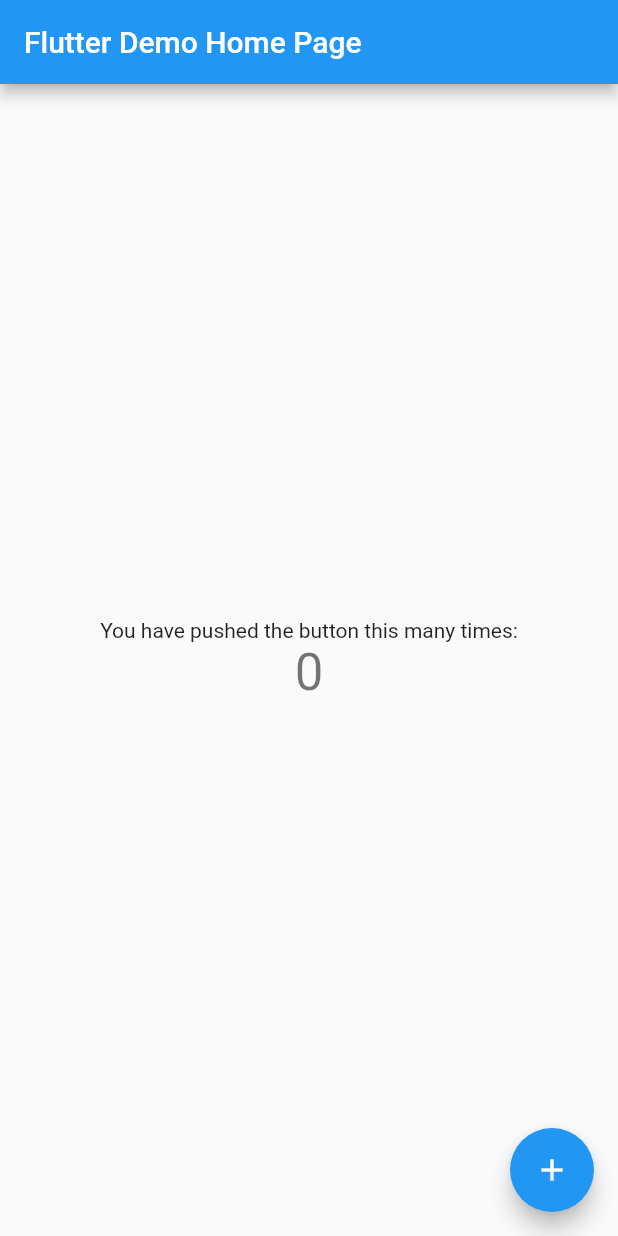
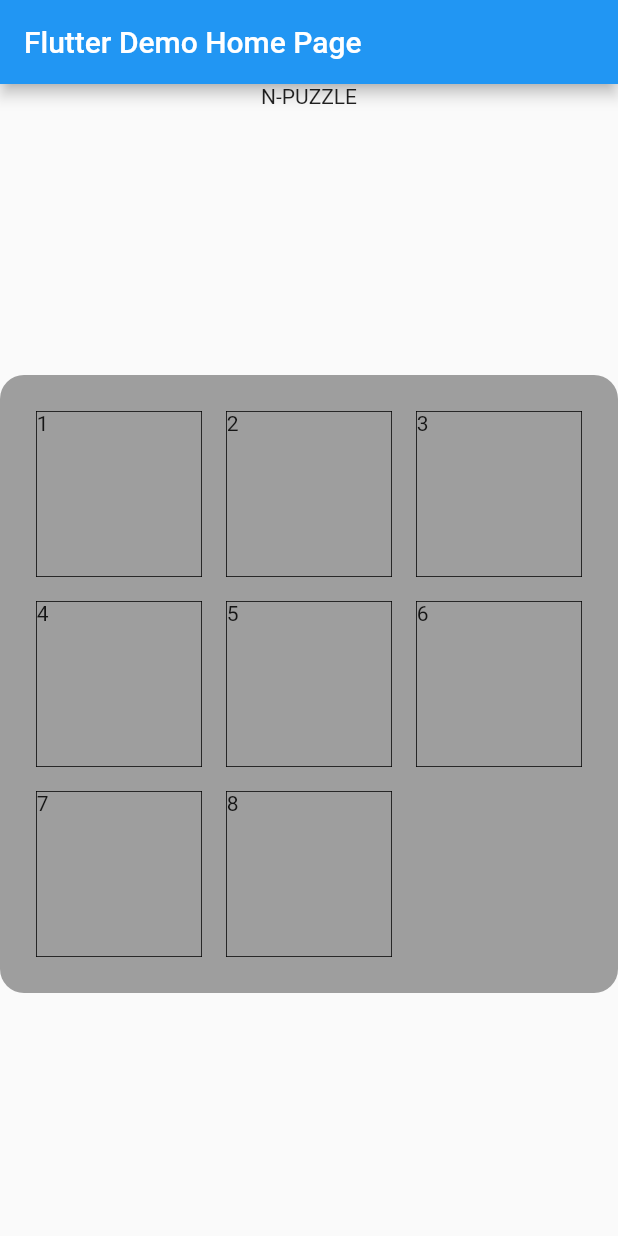
Before and after one commit to pbie42/n_puzzle, a Flutter app: the screen it shows after launch, on a phone screen of 412 x 824 dp. Run offline on Flutter 3.47's test engine with Material 2 defaults, Android fonts, the phone set to English and light mode, and no system bars.

Commit message:
[add] Build static board with positioned tiles

```diff
--- /dev/null
+++ b/lib/dataModels/TileModel.dart
@@ -0,0 +1,9 @@
+import 'dart:math';
+
+class TileModel {
+  final int number;
+  final Point<int> targetPosition;
+  final Point<int> currentPosition;
+
+  const TileModel(this.number, this.targetPosition, this.currentPosition);
+}
--- /dev/null
+++ b/lib/dataModels/boardModel.dart
@@ -0,0 +1,27 @@
+import 'dart:math';
+
+import 'package:n_puzzle/dataModels/TileModel.dart';
+
+class BoardModel {
+  int size;
+
+  List<TileModel> tiles;
+
+  Point<int> blankTile;
+
+  BoardModel(this.size, this.tiles, this.blankTile);
+
+  factory BoardModel.createWithSize(int size) =>
+      BoardModel.create(size, (index) => Point(index % size, index ~/ size));
+
+  BoardModel.create(int size, Point<int> Function(int) builder) {
+    final blankTile = builder(size * size - 1);
+    final tiles = List<TileModel>.generate(size * size - 1, (index) {
+      final point = builder(index);
+      return TileModel(index, point, point);
+    });
+    this.size = size;
+    this.tiles = tiles;
+    this.blankTile = blankTile;
+  }
+}
--- a/lib/main.dart
+++ b/lib/main.dart
@@ -1,4 +1,5 @@
 import 'package:flutter/material.dart';
+import 'package:n_puzzle/widgets/PuzzleScreen.dart';
 
 void main() {
   runApp(MyApp());
@@ -50,68 +51,15 @@ class MyHomePage extends StatefulWidget {
 }
 
 class _MyHomePageState extends State<MyHomePage> {
-  int _counter = 0;
-
-  void _incrementCounter() {
-    setState(() {
-      // This call to setState tells the Flutter framework that something has
-      // changed in this State, which causes it to rerun the build method below
-      // so that the display can reflect the updated values. If we changed
-      // _counter without calling setState(), then the build method would not be
-      // called again, and so nothing would appear to happen.
-      _counter++;
-    });
-  }
-
   @override
   Widget build(BuildContext context) {
-    // This method is rerun every time setState is called, for instance as done
-    // by the _incrementCounter method above.
-    //
-    // The Flutter framework has been optimized to make rerunning build methods
-    // fast, so that you can just rebuild anything that needs updating rather
-    // than having to individually change instances of widgets.
     return Scaffold(
       appBar: AppBar(
-        // Here we take the value from the MyHomePage object that was created by
-        // the App.build method, and use it to set our appbar title.
         title: Text(widget.title),
       ),
       body: Center(
-        // Center is a layout widget. It takes a single child and positions it
-        // in the middle of the parent.
-        child: Column(
-          // Column is also a layout widget. It takes a list of children and
-          // arranges them vertically. By default, it sizes itself to fit its
-          // children horizontally, and tries to be as tall as its parent.
-          //
-          // Invoke "debug painting" (press "p" in the console, choose the
-          // "Toggle Debug Paint" action from the Flutter Inspector in Android
-          // Studio, or the "Toggle Debug Paint" command in Visual Studio Code)
-          // to see the wireframe for each widget.
-          //
-          // Column has various properties to control how it sizes itself and
-          // how it positions its children. Here we use mainAxisAlignment to
-          // center the children vertically; the main axis here is the vertical
-          // axis because Columns are vertical (the cross axis would be
-          // horizontal).
-          mainAxisAlignment: MainAxisAlignment.center,
-          children: <Widget>[
-            Text(
-              'You have pushed the button this many times:',
-            ),
-            Text(
-              '$_counter',
-              style: Theme.of(context).textTheme.headline4,
-            ),
-          ],
-        ),
+        child: PuzzleScreen(),
       ),
-      floatingActionButton: FloatingActionButton(
-        onPressed: _incrementCounter,
-        tooltip: 'Increment',
-        child: Icon(Icons.add),
-      ), // This trailing comma makes auto-formatting nicer for build methods.
     );
   }
 }
--- /dev/null
+++ b/lib/widgets/PuzzleBoard.dart
@@ -0,0 +1,92 @@
+import 'dart:math';
+
+import 'package:flutter/material.dart';
+import 'package:n_puzzle/dataModels/TileModel.dart';
+import 'package:n_puzzle/dataModels/boardModel.dart';
+import 'package:n_puzzle/widgets/PuzzleTile.dart';
+
+class PuzzleBoard extends StatefulWidget {
+  final BoardModel board;
+
+  final double size;
+
+  PuzzleBoard({Key key, @required this.board, @required this.size})
+      : super(key: key);
+
+  @override
+  _PuzzleBoardState createState() => _PuzzleBoardState();
+}
+
+class _PuzzleBoardState extends State<PuzzleBoard> {
+  List<_Tile> tileCopies;
+
+  @override
+  void initState() {
+    super.initState();
+    _setNewPuzzleBoard(newPuzzleBoard: widget.board);
+  }
+
+  void _setNewPuzzleBoard({final BoardModel newPuzzleBoard}) {
+    if (newPuzzleBoard == null) {
+      print("Oops. We do not have a board to play with!");
+    }
+
+    if (tileCopies == null) {
+      setState(() {
+        tileCopies = newPuzzleBoard.tiles.map((tile) {
+          final x = tile.currentPosition.x / newPuzzleBoard.size;
+          final y = tile.currentPosition.y / newPuzzleBoard.size;
+          return _Tile(x, y, tile.currentPosition);
+        }).toList(growable: false);
+      });
+    }
+  }
+
+  @override
+  Widget build(BuildContext context) {
+    final puzzleBoard = widget.board;
+
+    if (puzzleBoard == null) {
+      return Text("There is no board to play with");
+    }
+
+    final tiles = puzzleBoard.tiles.map(_buildPuzzleTile).toList();
+
+    return SizedBox(
+      width: widget.size,
+      height: widget.size,
+      child: Stack(
+        children: tiles,
+      ),
+    );
+  }
+
+  Widget _buildPuzzleTile(TileModel tile) {
+    final board = widget.board;
+    final tileCopy = tileCopies[tile.number];
+
+    final tileSize = widget.size / board.size;
+    return Positioned(
+      width: tileSize,
+      height: tileSize,
+      left: tileCopy.x * widget.size,
+      top: tileCopy.y * widget.size,
+      child: PuzzleTile(
+        tile,
+      ),
+    );
+  }
+}
+
+class _Tile {
+  double x = 0;
+  double y = 0;
+
+  Point<int> currentPoint;
+
+  _Tile(
+    this.x,
+    this.y,
+    this.currentPoint,
+  );
+}
--- /dev/null
+++ b/lib/widgets/PuzzleScreen.dart
@@ -0,0 +1,47 @@
+import 'dart:math';
+
+import 'package:flutter/material.dart';
+import 'package:n_puzzle/dataModels/boardModel.dart';
+import 'package:n_puzzle/widgets/PuzzleBoard.dart';
+
+class PuzzleScreen extends StatelessWidget {
+  @override
+  Widget build(BuildContext context) {
+    final puzzleBoard = _buildBoard(context);
+
+    return Scaffold(
+      body: SafeArea(
+        child: Column(
+          mainAxisAlignment: MainAxisAlignment.center,
+          children: <Widget>[
+            Text("N-PUZZLE"),
+            SizedBox(
+              height: 16,
+            ),
+            Expanded(
+              child: puzzleBoard,
+            )
+          ],
+        ),
+      ),
+    );
+  }
+
+  Widget _buildBoard(final BuildContext context) {
+    final BoardModel board = BoardModel.createWithSize(3);
+
+    return Center(
+      child: Container(
+        padding: EdgeInsets.all(16),
+        decoration: BoxDecoration(
+            color: Colors.grey, borderRadius: BorderRadius.circular(16)),
+        child: LayoutBuilder(
+          builder: (BuildContext context, BoxConstraints constraints) {
+            final boardSize = min(constraints.maxWidth, constraints.maxHeight);
+            return PuzzleBoard(board: board, size: boardSize);
+          },
+        ),
+      ),
+    );
+  }
+}
--- /dev/null
+++ b/lib/widgets/PuzzleTile.dart
@@ -0,0 +1,21 @@
+import 'package:flutter/material.dart';
+import 'package:n_puzzle/dataModels/TileModel.dart';
+
+class PuzzleTile extends StatelessWidget {
+  final TileModel tileModel;
+
+  PuzzleTile(this.tileModel);
+
+  @override
+  Widget build(BuildContext context) {
+    return Padding(
+      padding: const EdgeInsets.all(8.0),
+      child: Container(
+        decoration: BoxDecoration(
+          border: Border.all(color: Colors.black, width: 0.5),
+        ),
+        child: Text('${tileModel.number + 1}'),
+      ),
+    );
+  }
+}
```
